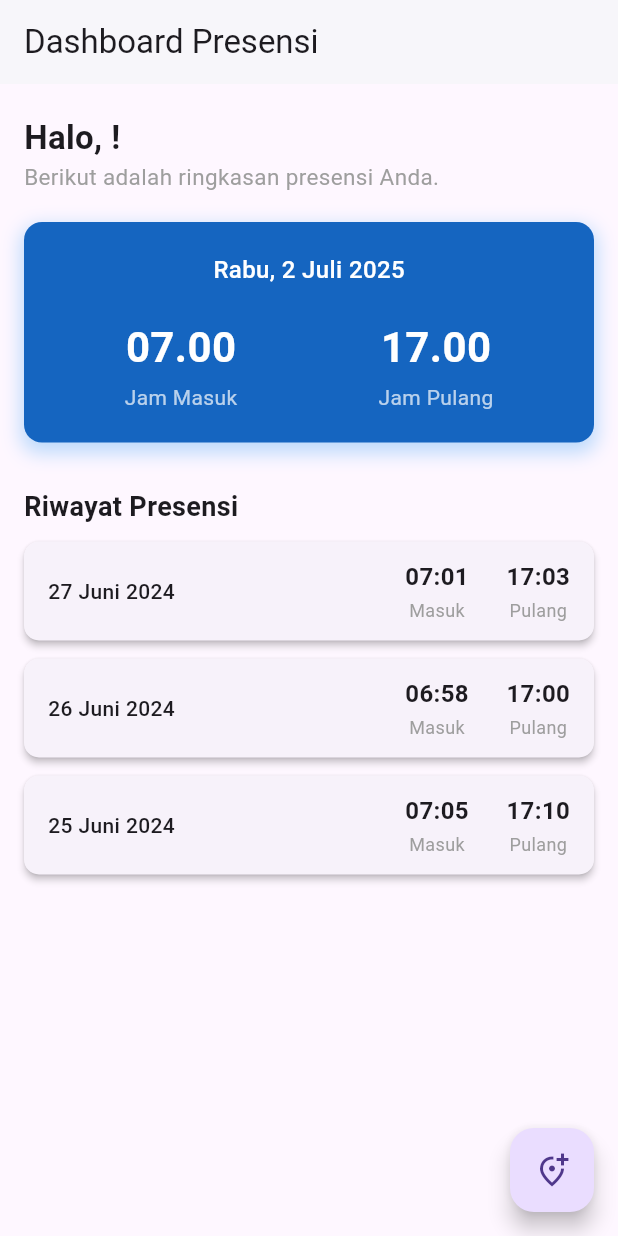
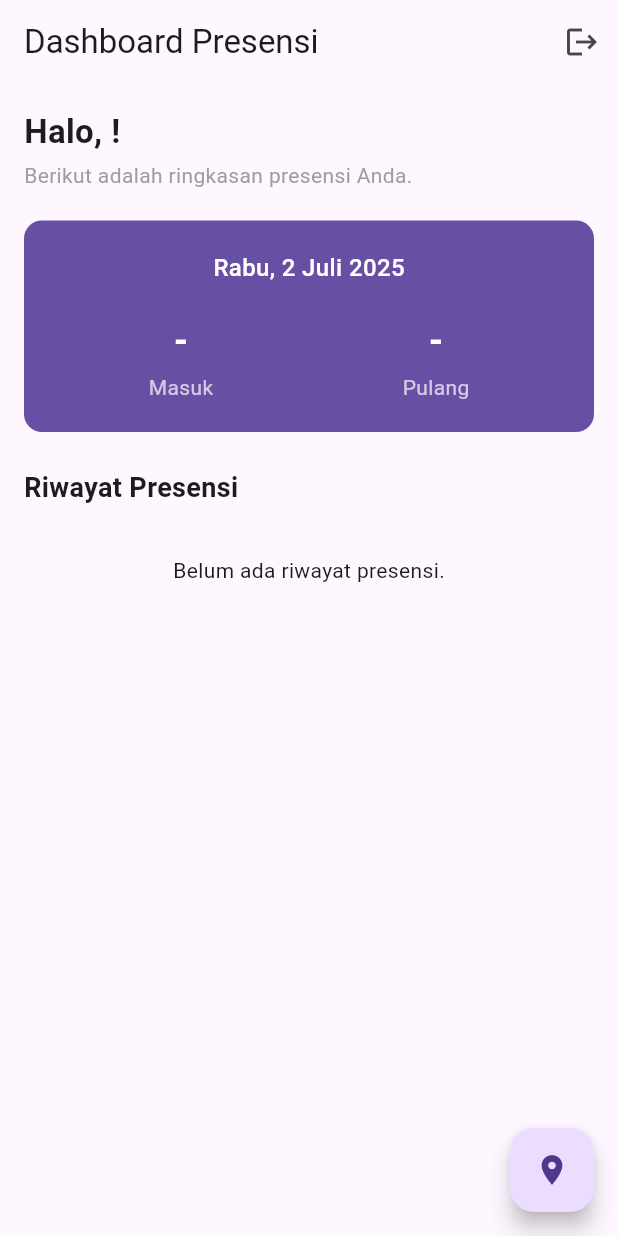
Before and after one commit to 904sites/presensi-mobile, a Flutter app: the HomePage screen opened directly with empty values, on a phone screen of 412 x 824 dp. Run offline on Flutter 3.47's test engine with Material 3 defaults, Android fonts, the phone set to English and light mode, and no system bars; our stand-ins replace location, shared_preferences; missing offline and left inert: syncfusion_flutter_maps; accounts and stored records are empty; network calls fail.

Commit message:
presensi

```diff
--- a/lib/home.dart
+++ b/lib/home.dart
@@ -1,214 +1,237 @@
+// lib/home.dart
+
 import 'package:flutter/material.dart';
-import 'package:intl/intl.dart'; // Import package untuk format tanggal
-import 'package:presensi/simpan-page.dart'; // Pastikan file ini ada
+import 'package:http/http.dart' as http;
+import 'package:intl/intl.dart';
+import 'package:shared_preferences/shared_preferences.dart';
+import 'dart:convert';
 
-// Model data untuk riwayat, ini sudah bagus
-class RiwayatPresensi {
-  final String tanggal;
-  final String waktuMasuk;
-  final String waktuPulang;
-
-  RiwayatPresensi({
-    required this.tanggal,
-    required this.waktuMasuk,
-    required this.waktuPulang,
-  });
-}
+// --- Import file-file dari project Anda ---
+import 'package:presensi/login.dart';
+import 'package:presensi/simpan-page.dart';
+import 'package:presensi/model/presensi.dart';
 
 class HomePage extends StatefulWidget {
-  // Siapkan HomePage untuk menerima data dari login
+  // Menerima nama dan token dari halaman login
   final String name;
   final String token;
 
   const HomePage({
-    super.key,
+    Key? key,
     required this.name,
     required this.token,
-  });
+  }) : super(key: key);
 
   @override
   State<HomePage> createState() => _HomePageState();
 }
 
 class _HomePageState extends State<HomePage> {
-  // Data dummy, kita akan gunakan ini untuk ditampilkan di list
-  final List<RiwayatPresensi> daftarRiwayat = [
-    RiwayatPresensi(
-        tanggal: "27 Juni 2024", waktuMasuk: "07:01", waktuPulang: "17:03"),
-    RiwayatPresensi(
-        tanggal: "26 Juni 2024", waktuMasuk: "06:58", waktuPulang: "17:00"),
-    RiwayatPresensi(
-        tanggal: "25 Juni 2024", waktuMasuk: "07:05", waktuPulang: "17:10"),
-  ];
+  String? jamMasuk;
+  String? jamPulang;
+  List<Presensi> riwayat = [];
+  bool isLoading = true;
+
+  @override
+  void initState() {
+    super.initState();
+    _getPresensi();
+  }
+
+  Future<void> _logout() async {
+    final prefs = await SharedPreferences.getInstance();
+    await prefs.clear(); // Hapus semua data (token & nama)
+
+    if (!mounted) return;
+    // Kembali ke halaman login, hapus semua halaman sebelumnya dari stack
+    Navigator.of(context).pushAndRemoveUntil(
+      MaterialPageRoute(builder: (context) => const LoginPage()),
+      (Route<dynamic> route) => false,
+    );
+  }
+
+  Future<void> _getPresensi() async {
+    setState(() => isLoading = true);
+
+    try {
+      // Sesuaikan alamat IP ini jika perlu
+      final url = Uri.parse('http://10.0.2.2:8000/api/get-presensi');
+
+      final response = await http.get(
+        url,
+        headers: {
+          'Authorization':
+              'Bearer ${widget.token}', // Gunakan token dari widget
+          'Accept': 'application/json',
+        },
+      );
+
+      if (response.statusCode == 200) {
+        final responseData = json.decode(response.body);
+        final List<dynamic> listData = responseData['data'];
+
+        final String tanggalHariIni =
+            DateFormat('yyyy-MM-dd').format(DateTime.now());
+        final dataHariIni = listData.firstWhere(
+          (item) => item['tanggal'] == tanggalHariIni,
+          orElse: () => null,
+        );
+
+        setState(() {
+          riwayat = listData.map((e) => Presensi.fromJson(e)).toList();
+          jamMasuk = dataHariIni != null ? dataHariIni['masuk'] : null;
+          jamPulang = dataHariIni != null ? dataHariIni['pulang'] : null;
+        });
+      } else {
+        print('Gagal ambil data. Status: ${response.statusCode}');
+      }
+    } catch (e) {
+      print('Terjadi error: $e');
+    } finally {
+      if (mounted) {
+        setState(() => isLoading = false);
+      }
+    }
+  }
 
   @override
   Widget build(BuildContext context) {
+    // Variabel ini sekarang digunakan di dalam UI
+    final formatter = DateFormat('EEEE, d MMMM yyyy', 'id_ID');
+    final today = formatter.format(DateTime.now());
+
     return Scaffold(
       appBar: AppBar(
-        title: const Text("Dashboard Presensi"),
-        backgroundColor: Colors.white,
-        elevation: 1,
-        // Anda bisa tambahkan tombol logout di sini nanti
+        title: const Text('Dashboard Presensi'),
+        actions: [
+          IconButton(
+            icon: const Icon(Icons.logout),
+            tooltip: 'Logout',
+            onPressed: _logout,
           ),
-      body: SafeArea(
-        child: Padding(
-          padding: const EdgeInsets.symmetric(horizontal: 16.0),
+        ],
+      ),
+      floatingActionButton: FloatingActionButton(
+        onPressed: () async {
+          final result = await Navigator.push(
+            context,
+            MaterialPageRoute(builder: (context) => const SimpanPage()),
+          );
+          if (result == true) {
+            _getPresensi(); // Refresh data jika presensi berhasil
+          }
+        },
+        child: const Icon(Icons.location_on),
+      ),
+      body: isLoading
+          ? const Center(child: CircularProgressIndicator())
+          : RefreshIndicator(
+              onRefresh: _getPresensi,
+              child: SingleChildScrollView(
+                physics: const AlwaysScrollableScrollPhysics(),
+                padding: const EdgeInsets.all(16.0),
                 child: Column(
                   crossAxisAlignment: CrossAxisAlignment.start,
                   children: [
-              const SizedBox(height: 20),
-              // Gunakan `widget.name` untuk menampilkan nama pengguna yang login
                     Text(
-                "Halo, ${widget.name}!",
-                style:
-                    const TextStyle(fontSize: 22, fontWeight: FontWeight.bold),
+                      'Halo, ${widget.name}!',
+                      style: const TextStyle(
+                          fontSize: 22, fontWeight: FontWeight.bold),
                     ),
+                    const SizedBox(height: 4),
                     const Text(
-                "Berikut adalah ringkasan presensi Anda.",
-                style: TextStyle(fontSize: 15, color: Colors.grey),
+                      'Berikut adalah ringkasan presensi Anda.',
+                      style: TextStyle(fontSize: 14, color: Colors.grey),
                     ),
                     const SizedBox(height: 20),
-
-              // Kartu informasi presensi hari ini
-              _buildInfoCard(),
-
-              const SizedBox(height: 30),
-              const Text(
-                "Riwayat Presensi",
-                style: TextStyle(fontSize: 18, fontWeight: FontWeight.bold),
+                    Container(
+                      width: double.infinity,
+                      padding: const EdgeInsets.all(20),
+                      decoration: BoxDecoration(
+                        color: Theme.of(context).primaryColor,
+                        borderRadius: BorderRadius.circular(12),
                       ),
-              const SizedBox(height: 10),
-
-              // Gunakan Expanded + ListView.builder untuk daftar riwayat
-              Expanded(
-                child: ListView.builder(
-                  itemCount: daftarRiwayat.length,
-                  itemBuilder: (context, index) {
-                    final riwayat = daftarRiwayat[index];
-                    // Tampilkan riwayat menggunakan widget terpisah
-                    return _buildHistoryCard(riwayat);
-                  },
-                ),
-              ),
-            ],
-          ),
-        ),
-      ),
-      floatingActionButton: FloatingActionButton(
-        onPressed: () {
-          // Navigasi ke halaman untuk melakukan presensi baru
-          Navigator.of(context).push(
-            MaterialPageRoute(builder: (context) => const SimpanPage()),
-          );
-        },
-        tooltip: "Lakukan Presensi",
-        child: const Icon(Icons.add_location_alt_outlined),
-      ),
-    );
-  }
-
-  // Helper widget untuk kartu informasi hari ini
-  Widget _buildInfoCard() {
-    // Format tanggal menjadi "Jumat, 28 Juni 2024"
-    final String tanggalHariIni =
-        DateFormat('EEEE, d MMMM yyyy', 'id_ID').format(DateTime.now());
-
-    return Container(
-      width: double.infinity,
-      decoration: BoxDecoration(
-        color: Colors.blue[800],
-        borderRadius: BorderRadius.circular(12),
-        boxShadow: [
-          BoxShadow(
-            color: Colors.blue.withOpacity(0.3),
-            spreadRadius: 2,
-            blurRadius: 10,
-            offset: const Offset(0, 5),
-          ),
-        ],
-      ),
-      child: Padding(
-        padding: const EdgeInsets.all(20.0),
                       child: Column(
                         children: [
                           Text(
-              tanggalHariIni,
+                            today, // <-- VARIABEL DIGUNAKAN DI SINI
                             style: const TextStyle(
                                 color: Colors.white,
                                 fontSize: 16,
                                 fontWeight: FontWeight.w500),
                           ),
                           const SizedBox(height: 20),
-            const Row(
+                          Row(
                             mainAxisAlignment: MainAxisAlignment.spaceAround,
                             children: [
-                Column(
-                  children: [
-                    Text("07.00",
-                        style: TextStyle(
-                            color: Colors.white,
-                            fontSize: 28,
-                            fontWeight: FontWeight.bold)),
-                    SizedBox(height: 4),
-                    Text("Jam Masuk",
-                        style: TextStyle(color: Colors.white70, fontSize: 14)),
-                  ],
-                ),
-                Column(
-                  children: [
-                    Text("17.00",
-                        style: TextStyle(
-                            color: Colors.white,
-                            fontSize: 28,
-                            fontWeight: FontWeight.bold)),
-                    SizedBox(height: 4),
-                    Text("Jam Pulang",
-                        style: TextStyle(color: Colors.white70, fontSize: 14)),
-                  ],
-                )
+                              _buildPresensiInfo('Masuk', jamMasuk),
+                              _buildPresensiInfo('Pulang', jamPulang),
                             ],
                           )
                         ],
                       ),
                     ),
-    );
-  }
-
-  // Helper widget untuk kartu riwayat presensi
-  Widget _buildHistoryCard(RiwayatPresensi riwayat) {
+                    const SizedBox(height: 24),
+                    const Text(
+                      'Riwayat Presensi',
+                      style:
+                          TextStyle(fontWeight: FontWeight.bold, fontSize: 18),
+                    ),
+                    const SizedBox(height: 12),
+                    riwayat.isEmpty
+                        ? const Center(
+                            child: Padding(
+                              padding: EdgeInsets.all(20.0),
+                              child: Text('Belum ada riwayat presensi.'),
+                            ),
+                          )
+                        : ListView.builder(
+                            shrinkWrap: true,
+                            physics: const NeverScrollableScrollPhysics(),
+                            itemCount: riwayat.length,
+                            itemBuilder: (context, index) {
+                              final presensi = riwayat[index];
+                              final tanggalFormatted =
+                                  DateFormat('EEEE, d MMM yyyy', 'id_ID')
+                                      .format(DateTime.parse(presensi.tanggal));
                               return Card(
-      margin: const EdgeInsets.only(bottom: 12.0),
-      shape: RoundedRectangleBorder(borderRadius: BorderRadius.circular(10)),
-      elevation: 2,
-      child: Padding(
-        padding: const EdgeInsets.symmetric(horizontal: 16.0, vertical: 12.0),
-        child: Row(
-          mainAxisAlignment: MainAxisAlignment.spaceBetween,
+                                margin: const EdgeInsets.only(bottom: 10),
+                                child: ListTile(
+                                  title: Text(tanggalFormatted),
+                                  subtitle: Row(
                                     children: [
-            Text(riwayat.tanggal,
-                style: const TextStyle(fontWeight: FontWeight.w500)),
-            Row(
-              children: [
-                _buildTimeColumn("Masuk", riwayat.waktuMasuk),
-                const SizedBox(width: 25),
-                _buildTimeColumn("Pulang", riwayat.waktuPulang),
+                                      Text(
+                                          'Masuk: ${presensi.jamMasuk ?? '-'}'),
+                                      const SizedBox(width: 12),
+                                      Text(
+                                          'Pulang: ${presensi.jamPulang ?? '-'}'),
                                     ],
                                   ),
+                                ),
+                              );
+                            },
+                          ),
                   ],
+                ),
               ),
             ),
     );
   }
 
-  // Helper widget untuk menampilkan kolom waktu (masuk/pulang)
-  Widget _buildTimeColumn(String label, String time) {
+  // Widget helper untuk membuat UI info jam lebih rapi
+  Widget _buildPresensiInfo(String label, String? time) {
     return Column(
-      crossAxisAlignment: CrossAxisAlignment.center,
       children: [
-        Text(time,
-            style: const TextStyle(fontSize: 16, fontWeight: FontWeight.bold)),
-        const SizedBox(height: 2),
-        Text(label, style: const TextStyle(fontSize: 12, color: Colors.grey)),
+        Text(
+          time ?? '-',
+          style: const TextStyle(
+              color: Colors.white, fontSize: 24, fontWeight: FontWeight.bold),
+        ),
+        const SizedBox(height: 4),
+        Text(
+          label,
+          style: const TextStyle(color: Colors.white70, fontSize: 14),
+        )
       ],
     );
   }
--- a/lib/model/login_response.dart
+++ b/lib/model/login_response.dart
@@ -1,80 +1,39 @@
-// To parse this JSON data, do
-//
-//     final loginResponseModel = loginResponseModelFromJson(jsonString);
+// lib/model/login_response.dart
 
-import 'dart:convert';
-
-LoginResponseModel loginResponseModelFromJson(String str) =>
-    LoginResponseModel.fromJson(json.decode(str));
-
-String loginResponseModelToJson(LoginResponseModel data) =>
-    json.encode(data.toJson());
+// Model ini dibuat berdasarkan struktur respons JSON dari API login Anda.
+// Contoh JSON: { "success": true, "data": { "name": "...", "token": "..." } }
 
 class LoginResponseModel {
-  bool success;
-  String message;
-  Data data;
+  final bool success;
+  final Data data;
 
   LoginResponseModel({
     required this.success,
-    required this.message,
     required this.data,
   });
 
-  factory LoginResponseModel.fromJson(Map<String, dynamic> json) =>
-      LoginResponseModel(
+  factory LoginResponseModel.fromJson(Map<String, dynamic> json) {
+    return LoginResponseModel(
       success: json["success"],
-        message: json["message"],
+      // Mengambil objek 'data' dan mem-parsingnya menggunakan Data.fromJson
       data: Data.fromJson(json["data"]),
     );
-
-  Map<String, dynamic> toJson() => {
-        "success": success,
-        "message": message,
-        "data": data.toJson(),
-      };
+  }
 }
 
 class Data {
-  int id;
-  String name;
-  String email;
-  dynamic emailVerifiedAt;
-  DateTime createdAt;
-  DateTime updatedAt;
-  String token;
-  String tokenType;
+  final String name;
+  final String token;
 
   Data({
-    required this.id,
     required this.name,
-    required this.email,
-    required this.emailVerifiedAt,
-    required this.createdAt,
-    required this.updatedAt,
     required this.token,
-    required this.tokenType,
   });
 
-  factory Data.fromJson(Map<String, dynamic> json) => Data(
-        id: json["id"],
+  factory Data.fromJson(Map<String, dynamic> json) {
+    return Data(
       name: json["name"],
-        email: json["email"],
-        emailVerifiedAt: json["email_verified_at"],
-        createdAt: DateTime.parse(json["created_at"]),
-        updatedAt: DateTime.parse(json["updated_at"]),
       token: json["token"],
-        tokenType: json["token_type"],
     );
-
-  Map<String, dynamic> toJson() => {
-        "id": id,
-        "name": name,
-        "email": email,
-        "email_verified_at": emailVerifiedAt,
-        "created_at": createdAt.toIso8601String(),
-        "updated_at": updatedAt.toIso8601String(),
-        "token": token,
-        "token_type": tokenType,
-      };
   }
+}
--- /dev/null
+++ b/lib/model/presensi.dart
@@ -0,0 +1,26 @@
+// lib/model/presensi.dart
+
+// File ini HANYA berisi definisi class (model) untuk data presensi.
+// Ini adalah praktik yang baik untuk memisahkan model data dari UI.
+
+class Presensi {
+  final String tanggal;
+  final String? jamMasuk;
+  final String? jamPulang;
+
+  Presensi({
+    required this.tanggal,
+    this.jamMasuk,
+    this.jamPulang,
+  });
+
+  // Factory constructor untuk membuat objek Presensi dari JSON.
+  // Ini akan dipanggil di home.dart saat mem-parsing data dari API.
+  factory Presensi.fromJson(Map<String, dynamic> json) {
+    return Presensi(
+      tanggal: json['tanggal'],
+      jamMasuk: json['masuk'], // Pastikan key 'masuk' cocok dengan API Anda
+      jamPulang: json['pulang'], // Pastikan key 'pulang' cocok dengan API Anda
+    );
+  }
+}
```
Also changed, not shown: lib/login.dart (+11 -3 lines), lib/model/home_response.dart (added, +76 -0 lines), lib/model/riwayat_presensi.dart (added, +36 -0 lines). Lines whose indentation alone changed are shown as unchanged.
